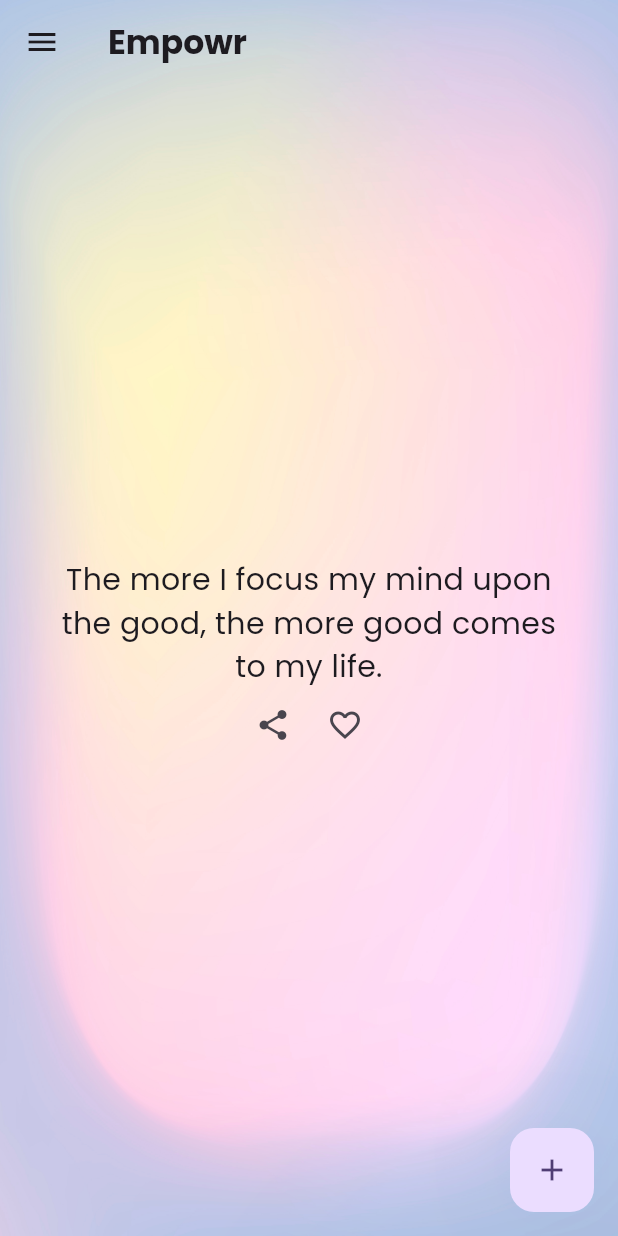
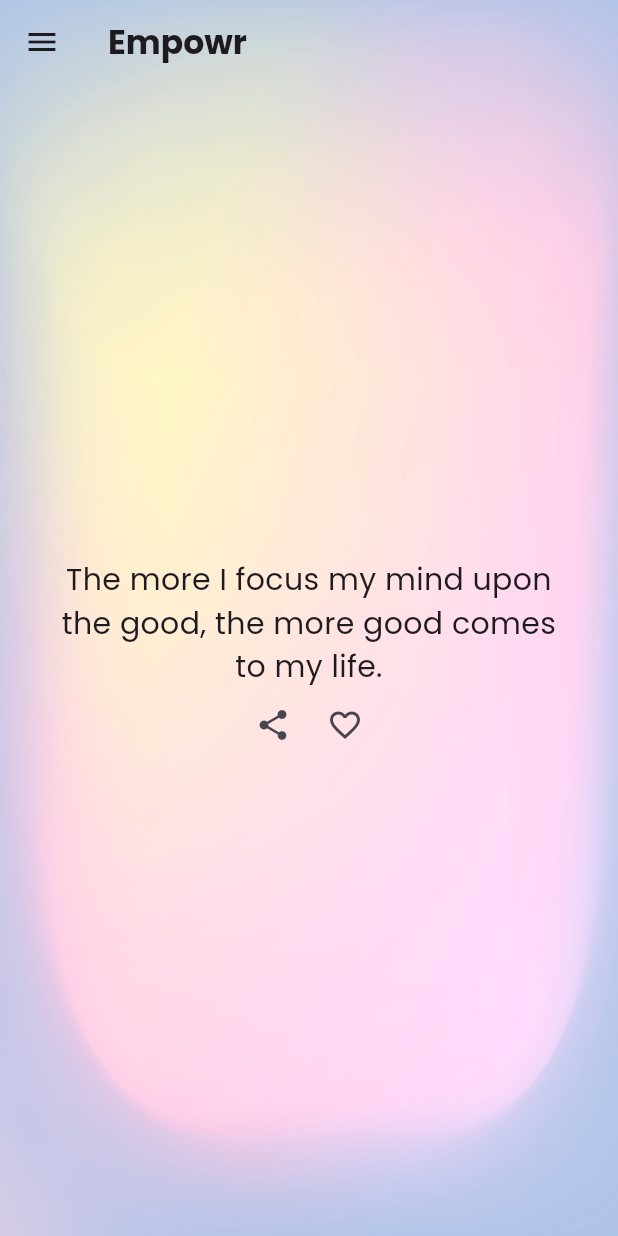
Before and after one commit to ruizehung/Empowr, a Flutter app: the screen it shows once a user with an empty profile is signed in, on a phone screen of 412 x 824 dp. Run offline on Flutter 3.47's test engine with Material 3 defaults, Android fonts, the phone set to English and light mode, and no system bars; our stand-ins replace cloud_firestore, firebase_auth, firebase_core, flutter_local_notifications, google_fonts, google_sign_in and 1 more; accounts and stored records are empty; network calls fail.

Commit message:
deleted some extra content

```diff
--- a/lib/pages/home.dart
+++ b/lib/pages/home.dart
@@ -110,14 +110,6 @@ class _HomePageState extends State<HomePage> {
           child: body,
         ),
       ),
-      floatingActionButton: FloatingActionButton(
-        elevation: 100.0,
-        child: const Icon(Icons.add),
-        onPressed: () {
-          NotificationService()
-              .showNotification(title: 'Empowr', body: getRandomAffirmation());
-        },
-      ),
       drawer: Drawer(
         // Add a ListView to the drawer. This ensures the user can scroll
         // through the options in the drawer if there isn't enough vertical
```
